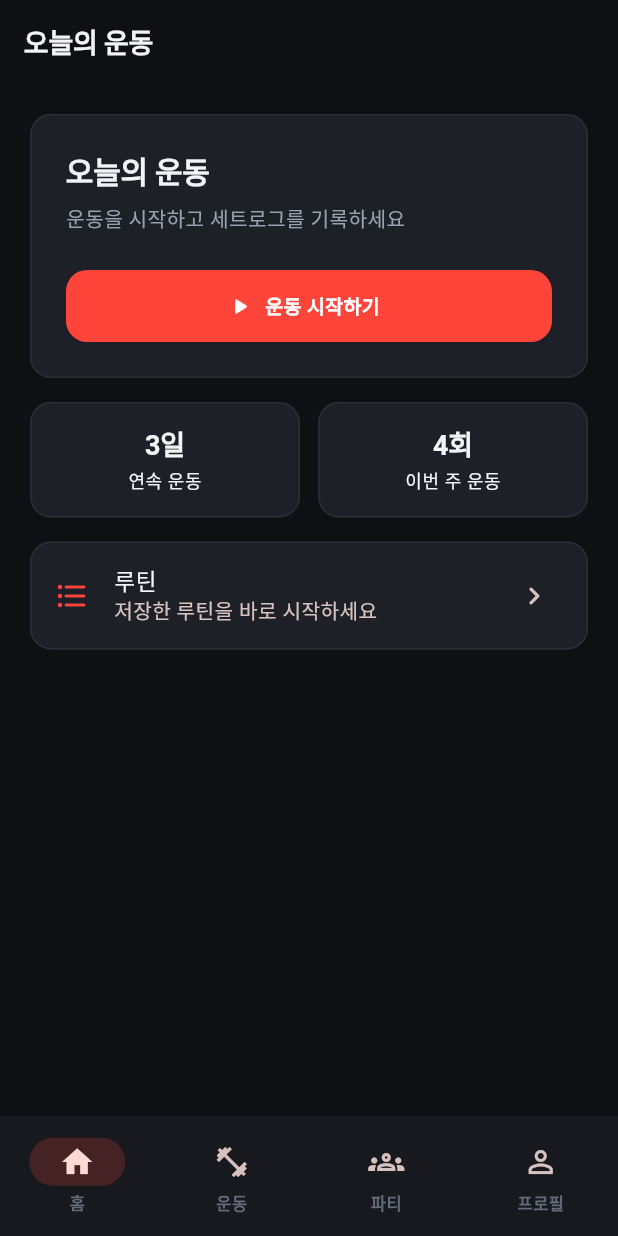
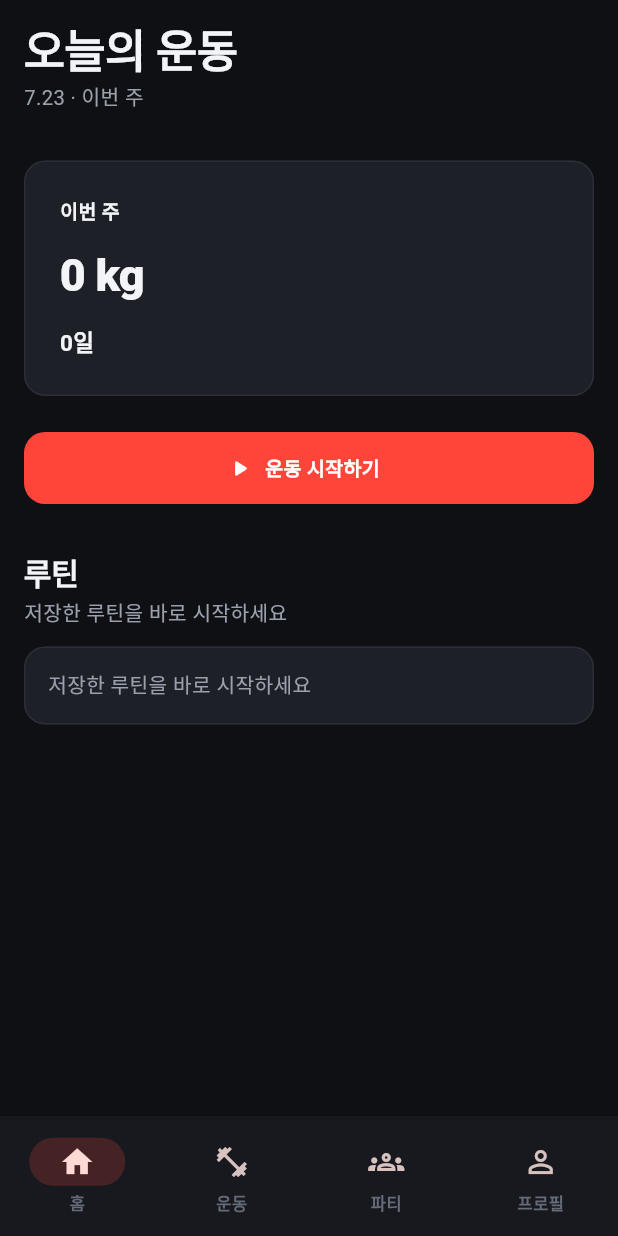
Before and after one commit to john097elon/hell-setlog, a Flutter app: the HomePage screen opened by its route, on a phone screen of 412 x 824 dp. Run offline on Flutter 3.47's test engine with Material 3 defaults, Android fonts, the phone set to English and light mode, and no system bars; our stand-ins replace drift, fl_chart, flutter_riverpod, go_router, riverpod_annotation; accounts and stored records are empty; generated files the repository leaves out were written again.

Commit message:
feat(home): 홈 대시보드 플래그십 재설계 (TASK-FLAGSHIP-01-home)
이번주 요약 대형지표(weeklyVolume 파생) + 운동시작 CTA + 루틴 바로가기,
로딩 인디케이터(blank 제거). 디자인 시스템 토큰 준수. analyze 0, test 61.

Co-Authored-By: Claude Opus 4.8 <noreply@anthropic.com>
Claude-Session: https://claude.ai/code/session_01PYwbMK2oF2GpiQqh5WyNzh
Co-authored-by: multica-agent <github@multica.ai>

```diff
--- a/lib/features/home/presentation/home_page.dart
+++ b/lib/features/home/presentation/home_page.dart
@@ -1,95 +1,230 @@
 import 'package:flutter/material.dart';
+import 'package:flutter_riverpod/flutter_riverpod.dart';
 import 'package:go_router/go_router.dart';
 import 'package:heal_setlog/core/extensions/build_context_x.dart';
+import 'package:heal_setlog/core/theme/app_theme.dart';
+import 'package:heal_setlog/domain/entities/routine.dart';
+import 'package:heal_setlog/domain/entities/workout_session.dart';
+import 'package:heal_setlog/features/routine/application/routine_providers.dart';
+import 'package:heal_setlog/features/stats/application/stats_providers.dart';
+import 'package:heal_setlog/features/workout_log/application/workout_providers.dart';
 
-/// 오늘의 운동과 루틴을 요약하는 개인 대시보드다.
-class HomePage extends StatelessWidget {
+/// 오늘의 운동과 이번 주 기록을 요약하는 개인 대시보드다.
+class HomePage extends ConsumerWidget {
   /// 홈 화면을 생성한다.
   const HomePage({super.key});
 
   @override
-  Widget build(BuildContext context) {
+  Widget build(BuildContext context, WidgetRef ref) {
+    final weeklyVolume = ref.watch(weeklyVolumeProvider());
+    final activeSession = ref.watch(activeSessionProvider);
+    final routines = ref.watch(routinesProvider);
     final copy = context.l10n;
+    final now = DateTime.now();
+
     return Scaffold(
-      appBar: AppBar(title: Text(copy.todayWorkout)),
-      body: ListView(
-        padding: const EdgeInsets.all(20),
-        children: <Widget>[
-          Card(
-            child: Padding(
-              padding: const EdgeInsets.all(24),
-              child: Column(
-                crossAxisAlignment: CrossAxisAlignment.start,
-                children: <Widget>[
-                  Text(
-                    copy.todayWorkout,
-                    style: Theme.of(context).textTheme.headlineSmall,
-                  ),
-                  const SizedBox(height: 8),
-                  Text(copy.todayWorkoutDescription),
-                  const SizedBox(height: 24),
-                  FilledButton.icon(
-                    onPressed: () => context.go('/workout'),
-                    icon: const Icon(Icons.play_arrow_rounded),
-                    label: Text(copy.startWorkout),
-                  ),
-                ],
+      body: SafeArea(
+        child: ListView(
+          padding: const EdgeInsets.all(AppSpacing.lg),
+          children: <Widget>[
+            Text(
+              copy.todayWorkout,
+              style: Theme.of(context).textTheme.displaySmall,
+            ),
+            const SizedBox(height: AppSpacing.xs),
+            Text(
+              '${now.month}.${now.day} · ${copy.statsThisWeek}',
+              style: Theme.of(context).textTheme.bodyMedium,
+            ),
+            const SizedBox(height: AppSpacing.xxl),
+            weeklyVolume.when(
+              loading: () => const _SummaryLoading(),
+              error: (_, _) => _LoadError(message: copy.statsLoadError),
+              data: (result) => result.when(
+                ok: (volumes) => _WeeklySummary(volumes: volumes),
+                err: (failure) => _LoadError(message: failure.message),
               ),
             ),
-          ),
-          const SizedBox(height: 16),
-          Row(
-            children: <Widget>[
-              Expanded(
-                child: _MetricCard(label: copy.streak, value: copy.streakValue),
+            const SizedBox(height: AppSpacing.xl),
+            activeSession.when(
+              loading: () => const SizedBox(
+                height: 48,
+                child: Center(child: Icon(Icons.hourglass_top_rounded)),
               ),
-              const SizedBox(width: 12),
-              Expanded(
-                child: _MetricCard(
-                  label: copy.weekWorkout,
-                  value: copy.weekWorkoutValue,
+              error: (_, _) =>
+                  _WorkoutCta(onPressed: () => context.go('/workout')),
+              data: (result) => result.when(
+                ok: (session) => _WorkoutCta(
+                  session: session,
+                  onPressed: () => context.go('/workout'),
                 ),
+                err: (_) =>
+                    _WorkoutCta(onPressed: () => context.go('/workout')),
               ),
-            ],
-          ),
-          const SizedBox(height: 16),
-          Card(
-            child: ListTile(
-              leading: Icon(
-                Icons.format_list_bulleted_rounded,
-                color: Theme.of(context).colorScheme.primary,
+            ),
+            const SizedBox(height: AppSpacing.xxl),
+            Text(
+              copy.routines,
+              style: Theme.of(context).textTheme.headlineSmall,
+            ),
+            const SizedBox(height: AppSpacing.xs),
+            Text(
+              copy.routinesDescription,
+              style: Theme.of(context).textTheme.bodyMedium,
+            ),
+            const SizedBox(height: AppSpacing.md),
+            routines.when(
+              loading: () => const _RoutineLoading(),
+              error: (_, _) => _LoadError(message: copy.statsLoadError),
+              data: (result) => result.when(
+                ok: (items) => _RoutineSection(
+                  routines: items,
+                  onOpen: () => context.push('/routines'),
+                ),
+                err: (failure) => _LoadError(message: failure.message),
               ),
-              title: Text(copy.routines),
-              subtitle: Text(copy.routinesDescription),
-              trailing: const Icon(Icons.chevron_right_rounded),
-              onTap: () => context.push('/routines'),
             ),
-          ),
-        ],
-      ),
-    );
-  }
-}
-
-class _MetricCard extends StatelessWidget {
-  const _MetricCard({required this.label, required this.value});
-
-  final String label;
-  final String value;
-
-  @override
-  Widget build(BuildContext context) {
-    return Card(
-      child: Padding(
-        padding: const EdgeInsets.all(16),
-        child: Column(
-          children: <Widget>[
-            Text(value, style: Theme.of(context).textTheme.titleLarge),
-            const SizedBox(height: 4),
-            Text(label, style: Theme.of(context).textTheme.bodySmall),
           ],
         ),
       ),
     );
   }
 }
+
+class _WeeklySummary extends StatelessWidget {
+  const _WeeklySummary({required this.volumes});
+
+  final Map<DateTime, double> volumes;
+
+  @override
+  Widget build(BuildContext context) {
+    final totalVolume = volumes.values.fold<double>(
+      0,
+      (sum, value) => sum + value,
+    );
+    final workoutDays = volumes.values.where((value) => value > 0).length;
+    final copy = context.l10n;
+
+    return Card(
+      child: Padding(
+        padding: const EdgeInsets.all(AppSpacing.xl),
+        child: Column(
+          crossAxisAlignment: CrossAxisAlignment.start,
+          children: <Widget>[
+            Text(
+              copy.statsThisWeek,
+              style: Theme.of(context).textTheme.labelLarge,
+            ),
+            const SizedBox(height: AppSpacing.lg),
+            Text(
+              copy.statsVolumeValue(totalVolume.toStringAsFixed(0)),
+              style: Theme.of(
+                context,
+              ).textTheme.displaySmall?.copyWith(fontFeatures: kTabularFigures),
+            ),
+            const SizedBox(height: AppSpacing.lg),
+            Text(
+              copy.statsWorkoutDaysValue(workoutDays),
+              style: Theme.of(
+                context,
+              ).textTheme.titleMedium?.copyWith(fontFeatures: kTabularFigures),
+            ),
+          ],
+        ),
+      ),
+    );
+  }
+}
+
+class _WorkoutCta extends StatelessWidget {
+  const _WorkoutCta({required this.onPressed, this.session});
+
+  final VoidCallback onPressed;
+  final WorkoutSession? session;
+
+  @override
+  Widget build(BuildContext context) {
+    final copy = context.l10n;
+    final isActive = session?.isActive ?? false;
+    return SizedBox(
+      width: double.infinity,
+      child: FilledButton.icon(
+        onPressed: onPressed,
+        icon: Icon(
+          isActive ? Icons.play_circle_fill_rounded : Icons.play_arrow_rounded,
+        ),
+        label: Text(isActive ? copy.workoutInProgress : copy.startWorkout),
+      ),
+    );
+  }
+}
+
+class _RoutineSection extends StatelessWidget {
+  const _RoutineSection({required this.routines, required this.onOpen});
+
+  final List<Routine> routines;
+  final VoidCallback onOpen;
+
+  @override
+  Widget build(BuildContext context) {
+    if (routines.isEmpty) {
+      return Card(
+        child: Padding(
+          padding: const EdgeInsets.all(AppSpacing.lg),
+          child: Text(context.l10n.routinesDescription),
+        ),
+      );
+    }
+    final visibleRoutines = routines.take(3).toList(growable: false);
+    return ListView.builder(
+      shrinkWrap: true,
+      physics: const NeverScrollableScrollPhysics(),
+      itemCount: visibleRoutines.length,
+      itemBuilder: (context, index) => Padding(
+        padding: const EdgeInsets.only(bottom: AppSpacing.sm),
+        child: Card(
+          child: ListTile(
+            title: Text(visibleRoutines[index].name),
+            subtitle: visibleRoutines[index].description == null
+                ? null
+                : Text(visibleRoutines[index].description!),
+            trailing: const Icon(Icons.chevron_right_rounded),
+            onTap: onOpen,
+          ),
+        ),
+      ),
+    );
+  }
+}
+
+class _SummaryLoading extends StatelessWidget {
+  const _SummaryLoading();
+
+  @override
+  Widget build(BuildContext context) => const Card(
+    child: SizedBox(
+      height: 152,
+      child: Center(child: Icon(Icons.hourglass_top_rounded)),
+    ),
+  );
+}
+
+class _RoutineLoading extends StatelessWidget {
+  const _RoutineLoading();
+
+  @override
+  Widget build(BuildContext context) =>
+      const Center(child: Icon(Icons.hourglass_top_rounded));
+}
+
+class _LoadError extends StatelessWidget {
+  const _LoadError({required this.message});
+
+  final String message;
+
+  @override
+  Widget build(BuildContext context) => Padding(
+    padding: const EdgeInsets.all(AppSpacing.lg),
+    child: Text(message, style: Theme.of(context).textTheme.bodyMedium),
+  );
+}
```
Also changed, not shown: 2 other files.
